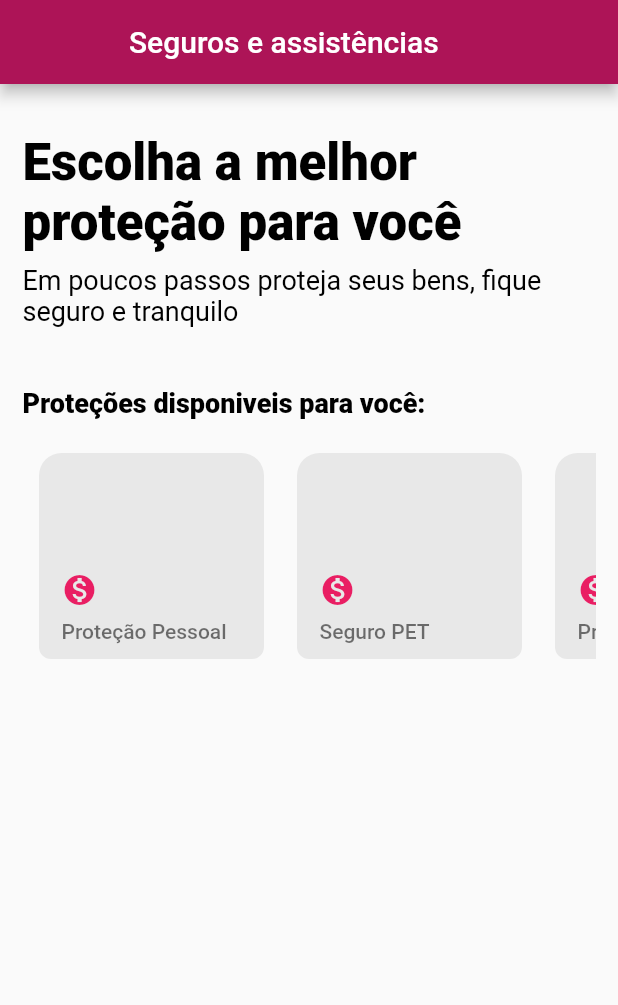
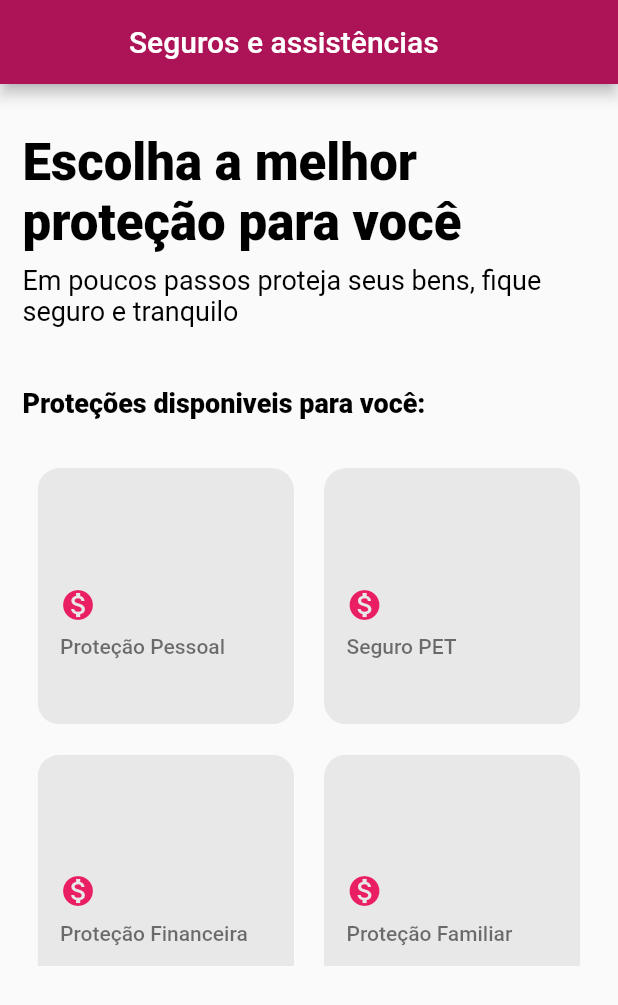
Before and after one commit to andytsunami/bancoBancoVc, a Flutter app: the screen it shows after launch, on a phone screen of 412 x 824 dp. Shown: the top 1005 px of the screen. Run offline on Flutter 3.47's test engine with Material 2 defaults, Android fonts, the phone set to English and light mode, and no system bars.

Commit message:
GridView

```diff
--- a/lib/components/card-seguro.dart
+++ b/lib/components/card-seguro.dart
@@ -13,8 +13,8 @@ class CardSeguro extends StatelessWidget{
     return ClipRRect(
       borderRadius: BorderRadius.circular(8.0),
       child: Container(
-        width: MediaQuery.of(context).size.width / 1.90,
-        height: MediaQuery.of(context).size.width / 3,
+        width: MediaQuery.of(context).size.width,
+        height: MediaQuery.of(context).size.height,
         decoration: BoxDecoration(
           color: MyColors.lighterGray,
         ),
--- a/lib/screens/seguro/lista.dart
+++ b/lib/screens/seguro/lista.dart
@@ -7,9 +7,6 @@ import 'package:flutter/material.dart';
 const _tituloAppBar = "Seguros e assistências";
 
 class ListaSeguro extends StatefulWidget {
-
-
-
   @override
   State<StatefulWidget> createState() {
     return ListaSeguroState();
@@ -17,13 +14,13 @@ class ListaSeguro extends StatefulWidget {
 }
 
 class ListaSeguroState extends State<ListaSeguro> {
-
   @override
   Widget build(BuildContext context) {
     return Scaffold(
         appBar: AppBar(
           title: Padding(
-          padding: const EdgeInsets.fromLTRB(70,0,0,0), //Não consegui fazer o center
+            padding: const EdgeInsets.fromLTRB(
+                70, 0, 0, 0), //Não consegui fazer o center
             child: Text(_tituloAppBar),
           ),
         ),
@@ -32,8 +29,7 @@ class ListaSeguroState extends State<ListaSeguro> {
             children: <Widget>[
               Positioned(
                 child: Padding(
-                padding: const EdgeInsets.fromLTRB(15,0, 15, 15),
-                //const EdgeInsets.all(15.0),
+                  padding: const EdgeInsets.fromLTRB(15, 0, 15, 15),
                   child: Column(
                     crossAxisAlignment: CrossAxisAlignment.start,
                     children: <Widget>[
@@ -47,7 +43,6 @@ class ListaSeguroState extends State<ListaSeguro> {
                               .apply(color: Colors.black, fontWeightDelta: 8),
                         ),
                       ),
-
                       Padding(
                         padding: const EdgeInsets.fromLTRB(0, 0, 0, 8),
                         child: Text(
@@ -62,38 +57,38 @@ class ListaSeguroState extends State<ListaSeguro> {
                         padding: const EdgeInsets.fromLTRB(0, 32, 0, 8),
                         child: Text(
                           "Proteções disponiveis para você:",
-                        style: Theme.of(context)
-                            .textTheme
-                            .display1
-                            .apply(color: Colors.black, fontSizeDelta: -16, fontWeightDelta: 16),
+                          style: Theme.of(context).textTheme.display1.apply(
+                              color: Colors.black,
+                              fontSizeDelta: -16,
+                              fontWeightDelta: 16),
                         ),
                       ),
                       SizedBox(
                         height: 15,
                       ),
-
                       Container(
-                      height: MediaQuery.of(context).size.height / 4, //tamanho da tela
-                      child: ListView.builder(
-                        scrollDirection: Axis.horizontal,
+                        height: 342, //tamanho da tela
+                        child: GridView.builder(
                           itemCount: seguroList.length,
-                        itemBuilder: (ctx, i) {
+                          gridDelegate: new SliverGridDelegateWithFixedCrossAxisCount(
+                                   crossAxisCount: 2),
+                          itemBuilder: (context, index) {
                           return GestureDetector(
                             onTap: () => Navigator.push(
                               context,
                               MaterialPageRoute(
-                                builder: (ctx) => OfertaSeguro(),
+                                builder: (context) => OfertaSeguro(),
                               ),
                             ),
                             child: Container(
-                              width: 150,
-                              margin:
-                              const EdgeInsets.symmetric(horizontal: 11.0),
+                                  width: 300,
+                                  margin: const EdgeInsets.symmetric(
+                                      vertical: 10.0, horizontal: 10.0),
                                   child: ClipRRect(
                                     borderRadius: BorderRadius.circular(15.0),
                                     child: Stack(
                                       children: <Widget>[
-                                    CardSeguro(seguroList[i])
+                                        CardSeguro(seguroList[index])
                                       ],
                                     ),
                                   ),
@@ -102,15 +97,13 @@ class ListaSeguroState extends State<ListaSeguro> {
                           },
                         ),
                       ),
-                    Spacer(),
                     ],
                   ),
                 ),
               )
             ],
           ),
-      )
-    );
+        ));
   }
 
   void _atualiza(seguroRecebido) {
```
Also changed, not shown: 1 other file. Lines whose indentation alone changed are shown as unchanged.
